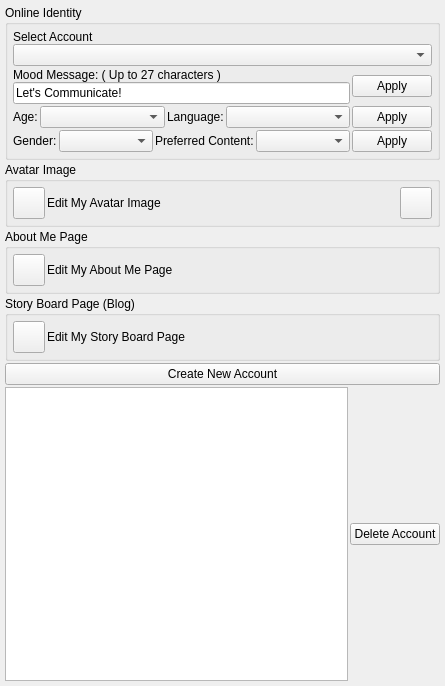
Qt form AppsSrc/CommonSrc/Forms/AppletUserIdentity.ui (brettrjones-github/nolimitconnect) before a commit.
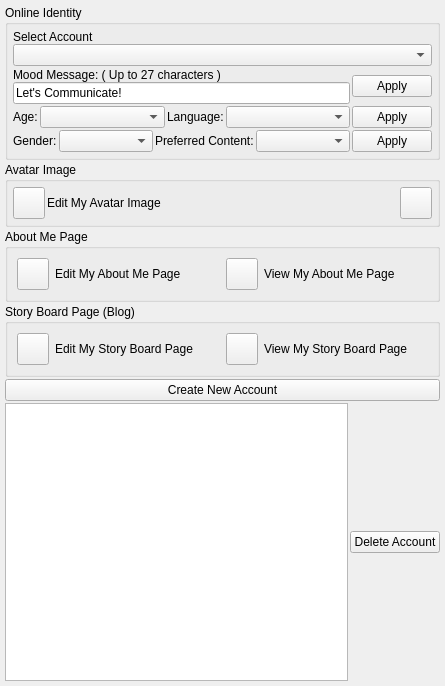
The same form after that commit. Custom widgets are drawn as their Qt base class.

Commit message: Fix more cam server issues and fixup some client view of server issues

Diff of the .ui file:
```diff
--- a/AppsSrc/CommonSrc/Forms/AppletUserIdentity.ui
+++ b/AppsSrc/CommonSrc/Forms/AppletUserIdentity.ui
@@ -306,22 +306,7 @@
      <property name="title">
       <string>About Me Page</string>
      </property>
-     <layout class="QHBoxLayout" name="horizontalLayout_3">
-      <property name="spacing">
-       <number>2</number>
-      </property>
-      <property name="leftMargin">
-       <number>5</number>
-      </property>
-      <property name="topMargin">
-       <number>5</number>
-      </property>
-      <property name="rightMargin">
-       <number>5</number>
-      </property>
-      <property name="bottomMargin">
-       <number>5</number>
-      </property>
+     <layout class="QHBoxLayout" name="horizontalLayout_7">
       <item>
        <widget class="VxPushButton" name="m_EditAboutMeButton">
         <property name="minimumSize">
@@ -354,6 +339,38 @@
         </property>
        </widget>
       </item>
+      <item>
+       <widget class="VxPushButton" name="m_ViewAboutMeButton">
+        <property name="minimumSize">
+         <size>
+          <width>32</width>
+          <height>32</height>
+         </size>
+        </property>
+        <property name="maximumSize">
+         <size>
+          <width>32</width>
+          <height>32</height>
+         </size>
+        </property>
+        <property name="text">
+         <string/>
+        </property>
+        <property name="iconSize">
+         <size>
+          <width>48</width>
+          <height>48</height>
+         </size>
+        </property>
+       </widget>
+      </item>
+      <item>
+       <widget class="QLabel" name="m_ViewAboutMeLabel">
+        <property name="text">
+         <string>View My About Me Page</string>
+        </property>
+       </widget>
+      </item>
      </layout>
     </widget>
    </item>
@@ -368,22 +385,7 @@
      <property name="title">
       <string>Story Board Page (Blog)</string>
      </property>
-     <layout class="QHBoxLayout" name="horizontalLayout_7">
-      <property name="spacing">
-       <number>2</number>
-      </property>
-      <property name="leftMargin">
-       <number>5</number>
-      </property>
-      <property name="topMargin">
-       <number>5</number>
-      </property>
-      <property name="rightMargin">
-       <number>5</number>
-      </property>
-      <property name="bottomMargin">
-       <number>5</number>
-      </property>
+     <layout class="QHBoxLayout" name="horizontalLayout_3">
       <item>
        <widget class="VxPushButton" name="m_EditStoryboardButton">
         <property name="minimumSize">
@@ -416,6 +418,38 @@
         </property>
        </widget>
       </item>
+      <item>
+       <widget class="VxPushButton" name="m_ViewStoryboardButton">
+        <property name="minimumSize">
+         <size>
+          <width>32</width>
+          <height>32</height>
+         </size>
+        </property>
+        <property name="maximumSize">
+         <size>
+          <width>32</width>
+          <height>32</height>
+         </size>
+        </property>
+        <property name="text">
+         <string/>
+        </property>
+        <property name="iconSize">
+         <size>
+          <width>48</width>
+          <height>48</height>
+         </size>
+        </property>
+       </widget>
+      </item>
+      <item>
+       <widget class="QLabel" name="m_ViewStoryboardLabel">
+        <property name="text">
+         <string>View My Story Board Page</string>
+        </property>
+       </widget>
+      </item>
      </layout>
     </widget>
    </item>
```
The commit also changes 35 other files.
